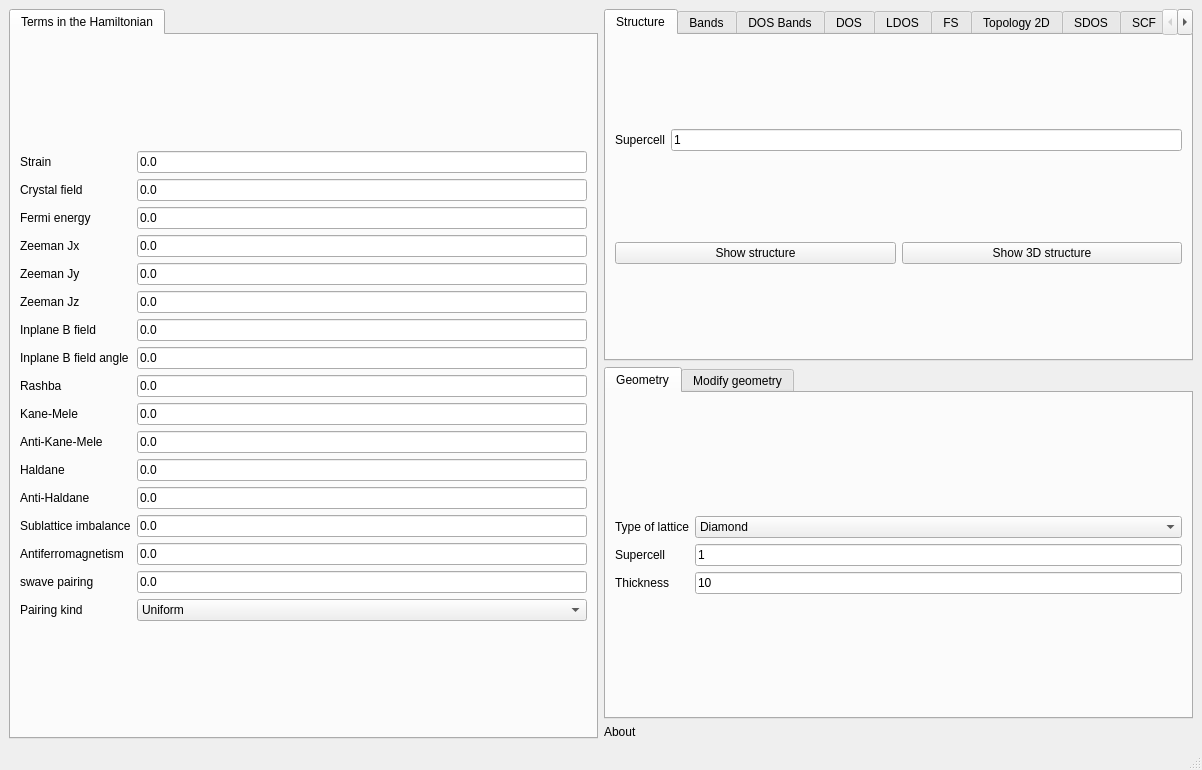
Before: the Qt Designer form interface-pyqt/2dslab/interface.ui in joselado/quantum-lattice, drawn with Qt 5.
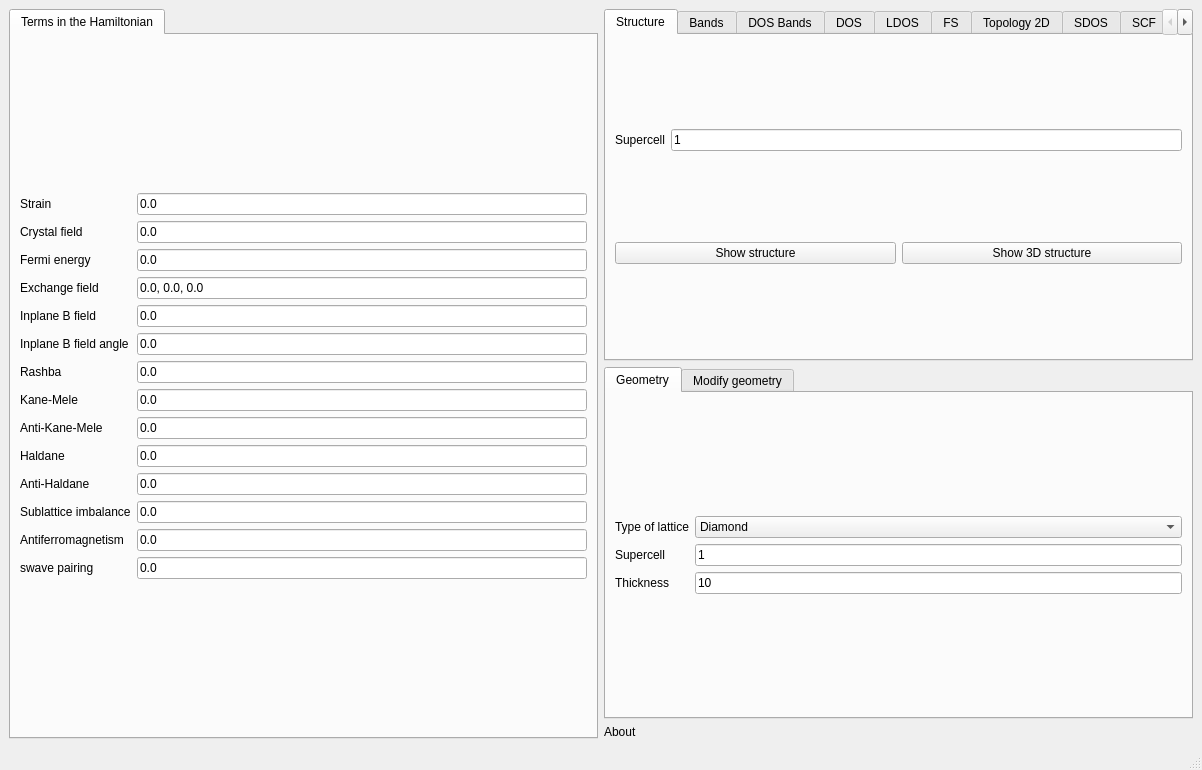
After: the same form once the commit is applied.

The edit to the form file:
```diff
--- a/interface-pyqt/2dslab/interface.ui
+++ b/interface-pyqt/2dslab/interface.ui
@@ -161,21 +161,21 @@
        <layout class="QGridLayout" name="gridLayout_14">
         <item row="0" column="0">
          <layout class="QGridLayout" name="gridLayout">
-          <item row="15" column="0">
+          <item row="13" column="0">
            <widget class="QLabel" name="label_26">
             <property name="text">
              <string>swave pairing</string>
             </property>
            </widget>
           </item>
-          <item row="9" column="0">
+          <item row="7" column="0">
            <widget class="QLabel" name="label_11">
             <property name="text">
              <string>Kane-Mele</string>
             </property>
            </widget>
           </item>
-          <item row="11" column="1">
+          <item row="9" column="1">
            <widget class="QLineEdit" name="haldane">
             <property name="text">
              <string>0.0</string>
@@ -192,59 +192,45 @@
           <item row="3" column="0">
            <widget class="QLabel" name="label_3">
             <property name="text">
-             <string>Zeeman Jx</string>
+             <string>Exchange field</string>
             </property>
            </widget>
           </item>
-          <item row="14" column="0">
+          <item row="12" column="0">
            <widget class="QLabel" name="label_13">
             <property name="text">
              <string>Antiferromagnetism</string>
             </property>
            </widget>
           </item>
-          <item row="8" column="0">
+          <item row="6" column="0">
            <widget class="QLabel" name="label_10">
             <property name="text">
              <string>Rashba</string>
             </property>
            </widget>
           </item>
-          <item row="15" column="1">
+          <item row="13" column="1">
            <widget class="QLineEdit" name="swave">
             <property name="text">
              <string>0.0</string>
             </property>
            </widget>
           </item>
-          <item row="14" column="1">
+          <item row="12" column="1">
            <widget class="QLineEdit" name="mAF">
             <property name="text">
              <string>0.0</string>
             </property>
            </widget>
           </item>
-          <item row="9" column="1">
+          <item row="7" column="1">
            <widget class="QLineEdit" name="kanemele">
             <property name="text">
              <string>0.0</string>
             </property>
            </widget>
           </item>
-          <item row="5" column="0">
-           <widget class="QLabel" name="label_5">
-            <property name="text">
-             <string>Zeeman Jz</string>
-            </property>
-           </widget>
-          </item>
-          <item row="4" column="1">
-           <widget class="QLineEdit" name="By">
-            <property name="text">
-             <string>0.0</string>
-            </property>
-           </widget>
-          </item>
           <item row="0" column="1">
            <widget class="QLineEdit" name="strain">
             <property name="text">
@@ -252,20 +238,13 @@
             </property>
            </widget>
           </item>
-          <item row="13" column="0">
+          <item row="11" column="0">
            <widget class="QLabel" name="label_12">
             <property name="text">
              <string>Sublattice imbalance</string>
             </property>
            </widget>
           </item>
-          <item row="4" column="0">
-           <widget class="QLabel" name="label_4">
-            <property name="text">
-             <string>Zeeman Jy</string>
-            </property>
-           </widget>
-          </item>
           <item row="2" column="1">
            <widget class="QLineEdit" name="fermi">
             <property name="enabled">
@@ -283,35 +262,35 @@
             </property>
            </widget>
           </item>
-          <item row="10" column="0">
+          <item row="8" column="0">
            <widget class="QLabel" name="label_36">
             <property name="text">
              <string>Anti-Kane-Mele</string>
             </property>
            </widget>
           </item>
-          <item row="13" column="1">
+          <item row="11" column="1">
            <widget class="QLineEdit" name="mAB">
             <property name="text">
              <string>0.0</string>
             </property>
            </widget>
           </item>
-          <item row="10" column="1">
+          <item row="8" column="1">
            <widget class="QLineEdit" name="antikanemele">
             <property name="text">
              <string>0.0</string>
             </property>
            </widget>
           </item>
-          <item row="11" column="0">
+          <item row="9" column="0">
            <widget class="QLabel" name="label_24">
             <property name="text">
              <string>Haldane</string>
             </property>
            </widget>
           </item>
-          <item row="8" column="1">
+          <item row="6" column="1">
            <widget class="QLineEdit" name="rashba">
             <property name="text">
              <string>0.0</string>
@@ -321,75 +300,32 @@
           <item row="3" column="1">
            <widget class="QLineEdit" name="Bx">
             <property name="text">
-             <string>0.0</string>
+             <string>0.0, 0.0, 0.0</string>
             </property>
            </widget>
           </item>
-          <item row="12" column="1">
+          <item row="10" column="1">
            <widget class="QLineEdit" name="antihaldane">
             <property name="text">
              <string>0.0</string>
             </property>
            </widget>
           </item>
-          <item row="5" column="1">
-           <widget class="QLineEdit" name="Bz">
-            <property name="text">
-             <string>0.0</string>
-            </property>
-           </widget>
-          </item>
-          <item row="12" column="0">
+          <item row="10" column="0">
            <widget class="QLabel" name="label_25">
             <property name="text">
              <string>Anti-Haldane</string>
             </property>
            </widget>
           </item>
-          <item row="16" column="1">
-           <widget class="QComboBox" name="pairing_type">
-            <item>
-             <property name="text">
-              <string>Uniform</string>
-             </property>
-            </item>
-            <item>
-             <property name="text">
-              <string>One sublattice</string>
-             </property>
-            </item>
-            <item>
-             <property name="text">
-              <string>sigma_z</string>
-             </property>
-            </item>
-            <item>
-             <property name="text">
-              <string>Haldane</string>
-             </property>
-            </item>
-            <item>
-             <property name="text">
-              <string>AntiHaldane</string>
-             </property>
-            </item>
-           </widget>
-          </item>
-          <item row="16" column="0">
-           <widget class="QLabel" name="label_53">
-            <property name="text">
-             <string>Pairing kind</string>
-            </property>
-           </widget>
-          </item>
-          <item row="6" column="0">
+          <item row="4" column="0">
            <widget class="QLabel" name="label_37">
             <property name="text">
              <string>Inplane B field</string>
             </property>
            </widget>
           </item>
-          <item row="6" column="1">
+          <item row="4" column="1">
            <widget class="QLineEdit" name="inplaneb">
             <property name="toolTip">
              <string>Inplane magnetic field</string>
@@ -399,7 +335,7 @@
             </property>
            </widget>
           </item>
-          <item row="7" column="1">
+          <item row="5" column="1">
            <widget class="QLineEdit" name="inplaneb_phi">
             <property name="toolTip">
              <string>Angle of the inplane magnetic field</string>
@@ -409,7 +345,7 @@
             </property>
            </widget>
           </item>
-          <item row="7" column="0">
+          <item row="5" column="0">
            <widget class="QLabel" name="label_38">
             <property name="text">
              <string>Inplane B field angle</string>
```
Left out of the diff: 2 changed lines with no effect on the pictures.
